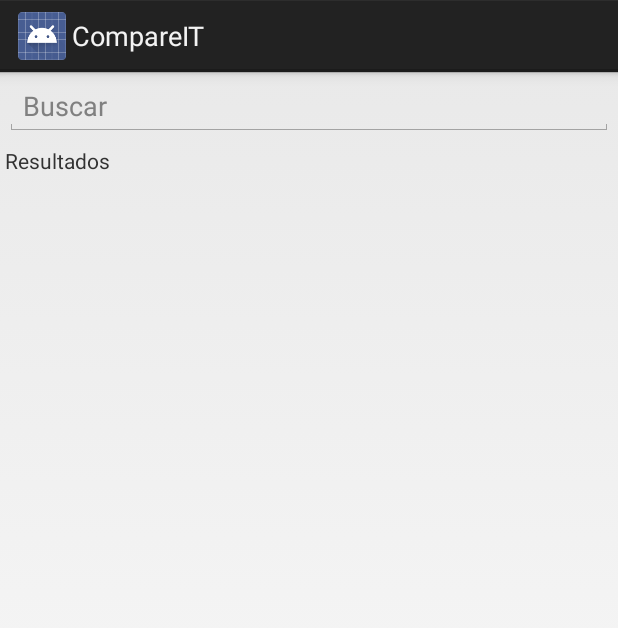
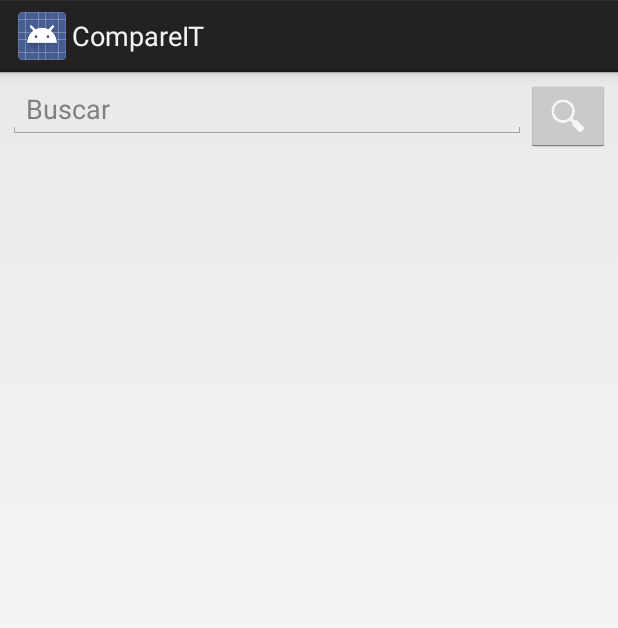
Before and after one commit to rsansores/compare-it, an Android app: the layout search.xml on its own in the app's theme, with its tools: preview values and no code run, on a phone screen of 412 x 824 dp. Shown: the top 628 px of the screen. Run offline under Robolectric (Android 15) with nearby library versions, the phone set to English and light mode, and no system bars.

Commit message:
Search working Signed-off-by: Ignacio Quintero <nacho950@gmail.com>

```diff
--- a/CompareIT/CompareIT/src/main/AndroidManifest.xml
+++ b/CompareIT/CompareIT/src/main/AndroidManifest.xml
@@ -7,6 +7,9 @@
     <uses-sdk
         android:minSdkVersion="14"
         android:targetSdkVersion="17" />
+
+    <uses-permission android:name="android.permission.INTERNET" />
+
 
     <application
         android:allowBackup="true"
--- a/CompareIT/CompareIT/src/main/java/com/example/compareit/MainActivity.java
+++ b/CompareIT/CompareIT/src/main/java/com/example/compareit/MainActivity.java
@@ -35,7 +35,7 @@ public class MainActivity extends Activity {
 
 
 
-        mMenuItems = new String[]{"Tiendas", "Agregar Producto", "Reviews"};
+        mMenuItems = new String[]{"Buscar", "Agregar Producto", "Reviews"};
         mDrawerLayout = (DrawerLayout) findViewById(R.id.drawer_layout);
 
 
@@ -103,7 +103,7 @@ public class MainActivity extends Activity {
     @Override
     public boolean onCreateOptionsMenu(Menu menu) {
         // Inflate the menu; this adds items to the action bar if it is present.
-        getMenuInflater().inflate(R.menu.options_menu, menu);
+        getMenuInflater().inflate(R.menu.main, menu);
 
 
         return true;
@@ -125,6 +125,7 @@ public class MainActivity extends Activity {
 
         switch(position){
             case 0 :
+                fragment = new Search(this);
             break;
             case 1:
                 fragment = new addProduct();
--- a/CompareIT/CompareIT/src/main/res/layout/search.xml
+++ b/CompareIT/CompareIT/src/main/res/layout/search.xml
@@ -5,28 +5,37 @@
     android:layout_height="match_parent">
 
 
+    <LinearLayout
+        android:layout_width="fill_parent"
+        android:layout_height="wrap_content"
+        android:layout_margin="5dp"
+        android:id="@+id/layout_search_row">
+
+
     <EditText
         android:id="@+id/search_string"
         android:layout_width="fill_parent"
         android:layout_height="wrap_content"
-        android:layout_margin="3dp"
+        android:layout_margin="0dp"
+        android:layout_gravity="left"
+        android:layout_weight="2"
         android:hint="@string/search_title"
         />
+    <ImageButton
+        android:id="@+id/search_button"
+        android:layout_toRightOf="@id/search_string"
+        android:contentDescription=""
+        android:src="@drawable/ic_action_search"
+        android:layout_width="wrap_content"
+        android:layout_height="wrap_content" />
 
-    <TextView
-        android:id="@+id/txt_search"
-        android:layout_height="20dp"
-        android:layout_width="fill_parent"
-        android:layout_below="@id/search_string"
-        android:layout_margin="3dp"
-        android:text="@string/results"
-        android:textAlignment="center"
-        android:typeface="normal" />
+    </LinearLayout>
 
     <ListView
+        android:id="@+id/search_results"
         android:layout_height="fill_parent"
         android:layout_width="fill_parent"
-        android:layout_below="@+id/txt_search"
+        android:layout_below="@+id/layout_search_row"
         >
 
     </ListView>
--- a/CompareIT/CompareIT/src/main/res/layout/search_row.xml
+++ b/CompareIT/CompareIT/src/main/res/layout/search_row.xml
@@ -63,7 +63,7 @@
 
     <!-- Product Quantity -->
 
-    <TextView
+   <!-- <TextView
         android:id="@+id/Quantity"
         android:layout_width="wrap_content"
         android:layout_height="wrap_content"
@@ -74,6 +74,6 @@
         android:textColor="#040404"
         android:textSize="10dip"
         android:textStyle="bold"
-        android:typeface="sans" />
+        android:typeface="sans" /> -->
 
 </RelativeLayout>
```
Also changed, not shown: CompareIT/CompareIT/src/main/java/com/example/compareit/CustomAdapter.java (added, +92 -0 lines), CompareIT/CompareIT/src/main/java/com/example/compareit/Search.java (added, +113 -0 lines), CompareIT/CompareIT/src/main/java/com/example/compareit/Utils.java (added, +34 -0 lines), CompareIT/CompareIT/src/main/java/com/example/compareit/jsonProduct.java (added, +21 -0 lines).
